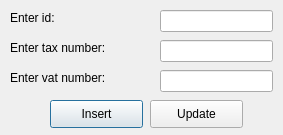
Above: lab8_python/legal_insert.ui from svyatoslavkorshunov/lab before the change. Below: the same form after it.
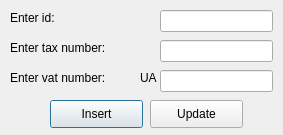
That is the form after the change.

```diff
--- a/lab8_python/legal_insert.ui
+++ b/lab8_python/legal_insert.ui
@@ -108,6 +108,19 @@
     <string>Update</string>
    </property>
   </widget>
+  <widget class="QLabel" name="label_4">
+   <property name="geometry">
+    <rect>
+     <x>140</x>
+     <y>70</y>
+     <width>21</width>
+     <height>16</height>
+    </rect>
+   </property>
+   <property name="text">
+    <string>UA</string>
+   </property>
+  </widget>
  </widget>
  <resources/>
  <connections/>
```
